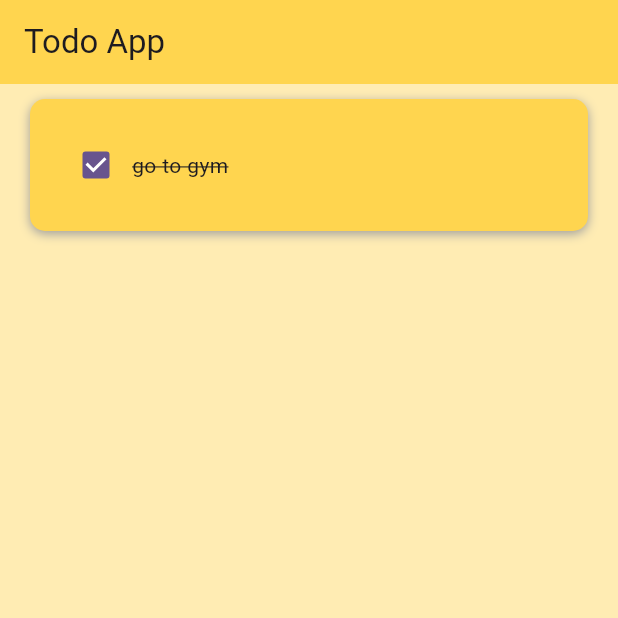
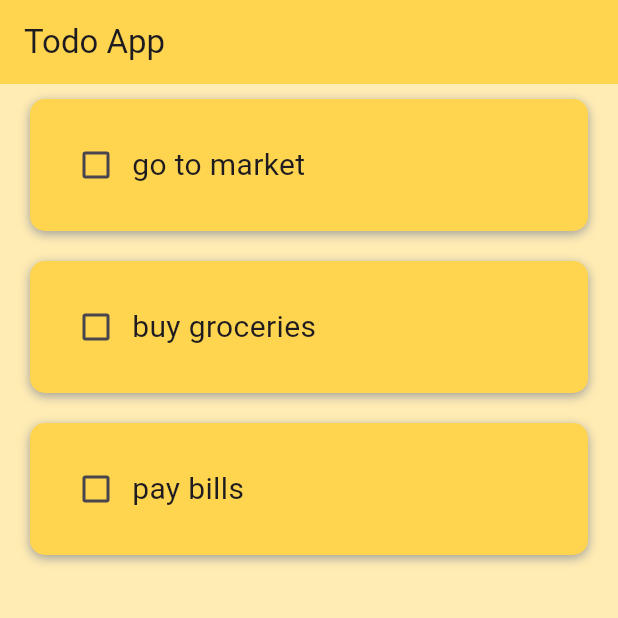
Before and after one commit to sagarspt01/ftodo_local, a Flutter app: the screen it shows after launch, on a phone screen of 412 x 824 dp, the top half of it. Run offline on Flutter 3.47's test engine with Material 3 defaults, Android fonts, the phone set to English and light mode, and no system bars.

Commit message:
make a list and checkbox is added

```diff
--- a/lib/pages/homepage.dart
+++ b/lib/pages/homepage.dart
@@ -1,8 +1,25 @@
 import 'package:flutter/material.dart';
 import 'package:ftodo_local/utility/list_tile.dart';
 
-class HomePage extends StatelessWidget {
+class HomePage extends StatefulWidget {
   const HomePage({super.key});
+
+  @override
+  State<HomePage> createState() => _HomePageState();
+}
+
+class _HomePageState extends State<HomePage> {
+  List todoList = [
+    ['go to market', false],
+    ['buy groceries', false],
+    ['pay bills', false],
+  ];
+  void checkTheBoxMethod(bool? value, int index) {
+    if (value == null) return;
+    setState(() {
+      todoList[index][1] = value;
+    });
+  }
 
   @override
   Widget build(BuildContext context) {
@@ -13,14 +30,21 @@ class HomePage extends StatelessWidget {
         backgroundColor: Colors.amber[300],
         elevation: 0,
       ),
-      body: ListView(
-        children: [
-          TodoTile(
-            taskName: 'go to gym',
-            taskCompleted: true,
-            onCheckboxChanged: (p0) {},
-          ),
-        ], //p0 is bool? for nullsafety
+      body: ListView.builder(
+        itemCount: todoList.length, // to get the length of the list
+        itemBuilder: (context, index) {
+          return TodoTile(
+            taskName:
+                todoList[index][0], //returning the task name the first element of the list
+            taskCompleted:
+                todoList[index][1], //returning the task completed status the second element of the list
+            onCheckboxChanged:
+                (value) => checkTheBoxMethod(
+                  value,
+                  index,
+                ), // value is the bool value of the checkbox and index is the index of the list
+          );
+        },
       ),
     );
   }
--- a/lib/utility/list_tile.dart
+++ b/lib/utility/list_tile.dart
@@ -33,7 +33,11 @@ class TodoTile extends StatelessWidget {
           Text(
             taskName,
             style: TextStyle(
-              decoration: taskCompleted ? TextDecoration.lineThrough : null,
+              decoration:
+                  taskCompleted
+                      ? TextDecoration.lineThrough
+                      : null, //if task is completed then line through else null
+              fontSize: 20,
             ),
           ),
         ],
```
